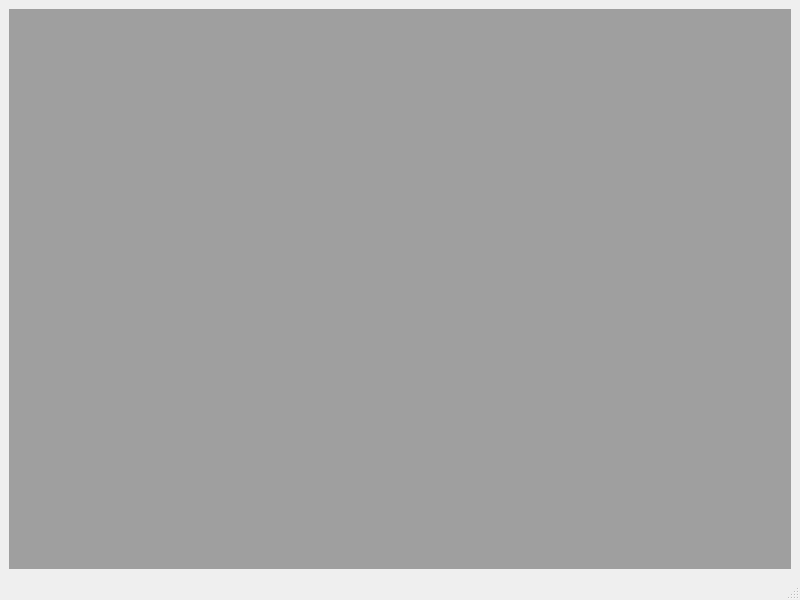
Above: mainwindow.ui from albert-sergeev/FinLoader before the change. Below: the same form after it.
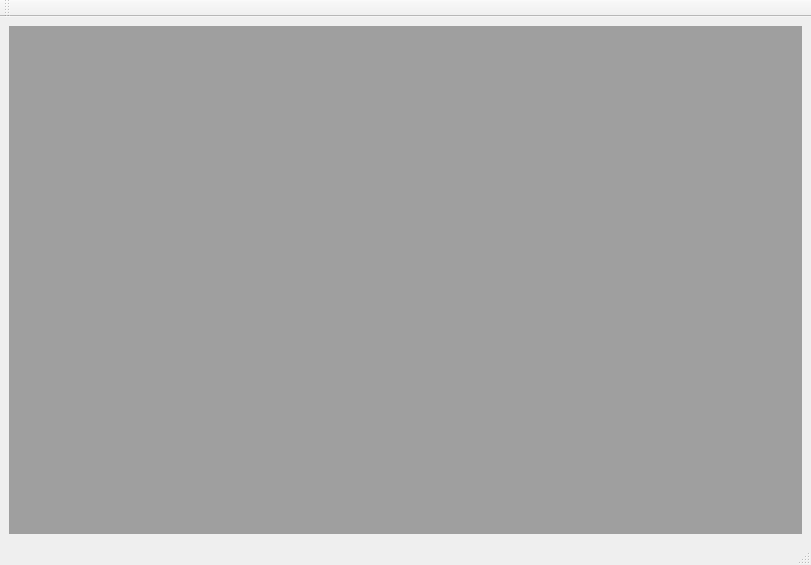
That is the form after the change.

```diff
--- a/mainwindow.ui
+++ b/mainwindow.ui
@@ -6,8 +6,8 @@
    <rect>
     <x>0</x>
     <y>0</y>
-    <width>800</width>
-    <height>600</height>
+    <width>811</width>
+    <height>565</height>
    </rect>
   </property>
   <property name="windowTitle">
@@ -31,6 +31,17 @@
    </property>
   </widget>
   <widget class="QStatusBar" name="statusbar"/>
+  <widget class="QToolBar" name="toolBar">
+   <property name="windowTitle">
+    <string>toolBar</string>
+   </property>
+   <attribute name="toolBarArea">
+    <enum>TopToolBarArea</enum>
+   </attribute>
+   <attribute name="toolBarBreak">
+    <bool>false</bool>
+   </attribute>
+  </widget>
  </widget>
  <resources/>
  <connections/>
```
Left out of the diff: 2 changed lines with no effect on the pictures.
